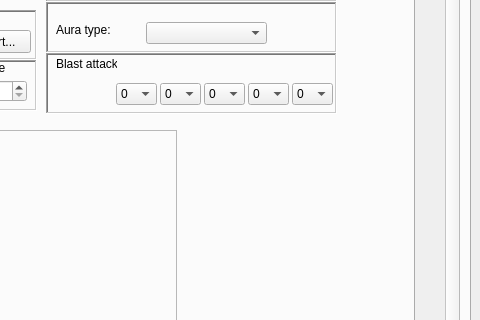
Qt form lib/design/Raging_Tools/Raging_Tools.ui (adsl14/Raging-tools) before a commit; both pictures show x 567 to 1047 and y 450 to 770 of the 1047 by 853 pixel window.
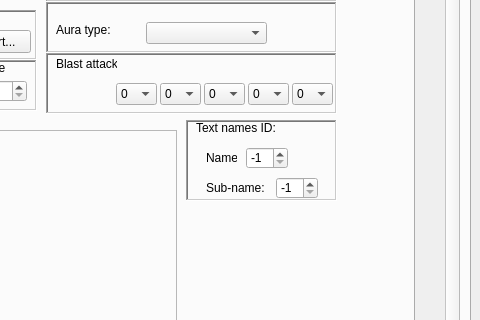
The same form after that commit. The open tabs and pages were chosen to show the change. Icons and pictures are not drawn.

The edit to the form file:
```diff
--- a/lib/design/Raging_Tools/Raging_Tools.ui
+++ b/lib/design/Raging_Tools/Raging_Tools.ui
@@ -4598,6 +4598,108 @@
                </property>
               </widget>
              </widget>
+             <widget class="QFrame" name="text_names_chara">
+              <property name="geometry">
+               <rect>
+                <x>730</x>
+                <y>480</y>
+                <width>151</width>
+                <height>81</height>
+               </rect>
+              </property>
+              <property name="frameShape">
+               <enum>QFrame::WinPanel</enum>
+              </property>
+              <property name="frameShadow">
+               <enum>QFrame::Sunken</enum>
+              </property>
+              <widget class="QLabel" name="text_names_id">
+               <property name="geometry">
+                <rect>
+                 <x>10</x>
+                 <y>0</y>
+                 <width>81</width>
+                 <height>16</height>
+                </rect>
+               </property>
+               <property name="toolTip">
+                <string>&lt;html&gt;&lt;head/&gt;&lt;body&gt;&lt;p&gt;Select the ID text for the name and sub-name that the character will use in the select character menu.&lt;/p&gt;&lt;p&gt;If you want to know for an ID text, what name is currently written, you can check it in the &lt;span style=&quot; font-weight:600;&quot;&gt;K_CharacterName_XY &lt;/span&gt;folder, located in the zpack &lt;span style=&quot; font-weight:600;&quot;&gt;K_CharacterName_XY.zpak &lt;/span&gt;from st_pack_progress_pt_ps3.afs or st_pack_progress_pt_x360.afs where &lt;span style=&quot; font-weight:600;&quot;&gt;XY&lt;/span&gt; is the language.&lt;/p&gt;&lt;p&gt;If you want that a character doesn't have any sub-name on it, select the value &lt;span style=&quot; font-weight:600;&quot;&gt;-1&lt;/span&gt; to make it empty in game.&lt;/p&gt;&lt;/body&gt;&lt;/html&gt;</string>
+               </property>
+               <property name="text">
+                <string>Text names ID:</string>
+               </property>
+              </widget>
+              <widget class="QLabel" name="name_text">
+               <property name="geometry">
+                <rect>
+                 <x>20</x>
+                 <y>30</y>
+                 <width>31</width>
+                 <height>16</height>
+                </rect>
+               </property>
+               <property name="toolTip">
+                <string>&lt;html&gt;&lt;head/&gt;&lt;body&gt;&lt;p&gt;Id text for the name in the select character menu&lt;/p&gt;&lt;/body&gt;&lt;/html&gt;</string>
+               </property>
+               <property name="text">
+                <string>Name:</string>
+               </property>
+              </widget>
+              <widget class="QSpinBox" name="name_value">
+               <property name="geometry">
+                <rect>
+                 <x>60</x>
+                 <y>27</y>
+                 <width>42</width>
+                 <height>22</height>
+                </rect>
+               </property>
+               <property name="minimum">
+                <number>-1</number>
+               </property>
+               <property name="maximum">
+                <number>999</number>
+               </property>
+               <property name="value">
+                <number>-1</number>
+               </property>
+              </widget>
+              <widget class="QSpinBox" name="sub_name_value">
+               <property name="geometry">
+                <rect>
+                 <x>90</x>
+                 <y>57</y>
+                 <width>42</width>
+                 <height>22</height>
+                </rect>
+               </property>
+               <property name="minimum">
+                <number>-1</number>
+               </property>
+               <property name="maximum">
+                <number>999</number>
+               </property>
+               <property name="value">
+                <number>-1</number>
+               </property>
+              </widget>
+              <widget class="QLabel" name="sub_name_text">
+               <property name="geometry">
+                <rect>
+                 <x>20</x>
+                 <y>60</y>
+                 <width>61</width>
+                 <height>16</height>
+                </rect>
+               </property>
+               <property name="toolTip">
+                <string>&lt;html&gt;&lt;head/&gt;&lt;body&gt;&lt;p&gt;Id text for the sub-name in the select character menu&lt;/p&gt;&lt;/body&gt;&lt;/html&gt;</string>
+               </property>
+               <property name="text">
+                <string>Sub-name:</string>
+               </property>
+              </widget>
+             </widget>
              <zorder>portrait</zorder>
              <zorder>transPartner</zorder>
              <zorder>transEffect</zorder>
```
Left out of the diff: 1 changed line with no effect on the pictures.
